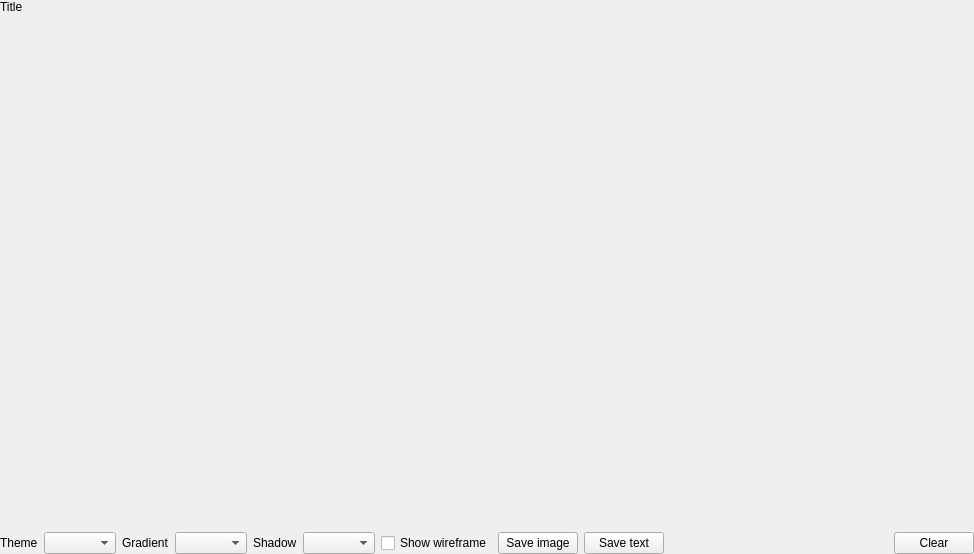
The window that src/plots/plot3dsurface.ui (alexonemore/atc) describes before a commit, drawn with Qt 5.
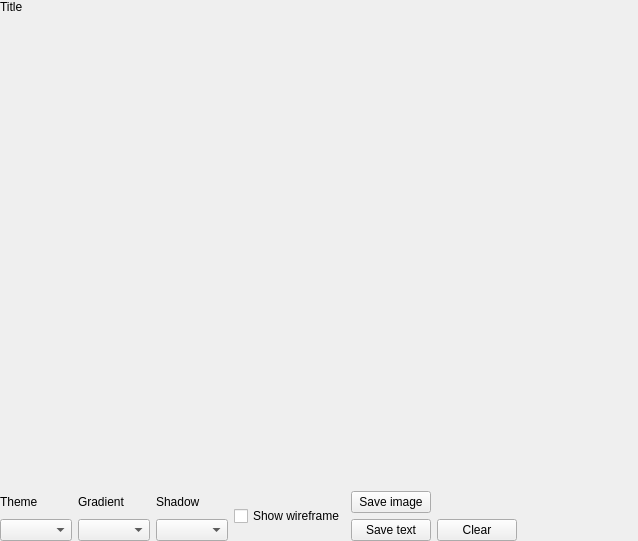
The same window after the commit.

The edit to the form file:
```diff
--- a/src/plots/plot3dsurface.ui
+++ b/src/plots/plot3dsurface.ui
@@ -6,8 +6,8 @@
    <rect>
     <x>0</x>
     <y>0</y>
-    <width>974</width>
-    <height>554</height>
+    <width>638</width>
+    <height>541</height>
    </rect>
   </property>
   <property name="windowTitle">
@@ -46,19 +46,15 @@
    <item>
     <layout class="QHBoxLayout" name="horizontalLayout">
      <item>
-      <widget class="QLabel" name="label_2">
+      <layout class="QGridLayout" name="gridLayout">
+       <item row="0" column="3" rowspan="2">
+        <widget class="QCheckBox" name="wireframe">
        <property name="text">
-        <string>Theme</string>
-       </property>
-       <property name="buddy">
-        <cstring>theme</cstring>
+          <string>Show wireframe</string>
        </property>
       </widget>
      </item>
-     <item>
-      <widget class="QComboBox" name="theme"/>
-     </item>
-     <item>
+       <item row="0" column="1">
       <widget class="QLabel" name="label_3">
        <property name="text">
         <string>Gradient</string>
@@ -68,10 +64,7 @@
        </property>
       </widget>
      </item>
-     <item>
-      <widget class="QComboBox" name="gradient"/>
-     </item>
-     <item>
+       <item row="0" column="2">
       <widget class="QLabel" name="label">
        <property name="text">
         <string>Shadow</string>
@@ -81,30 +74,48 @@
        </property>
       </widget>
      </item>
-     <item>
+       <item row="1" column="2">
       <widget class="QComboBox" name="shadow"/>
      </item>
-     <item>
-      <widget class="QCheckBox" name="wireframe">
+       <item row="1" column="0">
+        <widget class="QComboBox" name="theme"/>
+       </item>
+       <item row="0" column="0">
+        <widget class="QLabel" name="label_2">
        <property name="text">
-        <string>Show wireframe</string>
+          <string>Theme</string>
+         </property>
+         <property name="buddy">
+          <cstring>theme</cstring>
        </property>
       </widget>
      </item>
-     <item>
+       <item row="0" column="4">
       <widget class="QPushButton" name="save_image">
        <property name="text">
         <string>Save image</string>
        </property>
       </widget>
      </item>
-     <item>
+       <item row="1" column="1">
+        <widget class="QComboBox" name="gradient"/>
+       </item>
+       <item row="1" column="4">
       <widget class="QPushButton" name="save_text">
        <property name="text">
         <string>Save text</string>
        </property>
       </widget>
      </item>
+       <item row="1" column="5">
+        <widget class="QPushButton" name="clear">
+         <property name="text">
+          <string>Clear</string>
+         </property>
+        </widget>
+       </item>
+      </layout>
+     </item>
      <item>
       <spacer name="horizontalSpacer">
        <property name="orientation">
@@ -118,13 +129,6 @@
        </property>
       </spacer>
      </item>
-     <item>
-      <widget class="QPushButton" name="clear">
-       <property name="text">
-        <string>Clear</string>
-       </property>
-      </widget>
-     </item>
     </layout>
    </item>
   </layout>
```
Lines whose indentation alone changed are shown as unchanged.
